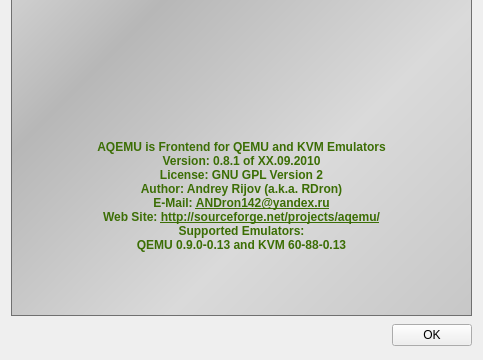
First picture: the form in About_Window.ui, repository qunying/aqemu-old, before the edit; both pictures show x 0 to 483 and y 185 to 545 of the 483 by 545 pixel window.
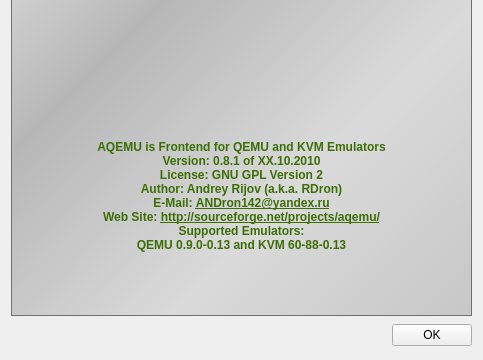
Second picture: the form after the edit. Icons and pictures are not drawn.

```diff
--- a/About_Window.ui
+++ b/About_Window.ui
@@ -141,7 +141,7 @@
 &lt;body&gt;
 &lt;b&gt;
 &lt;p&gt;AQEMU is Frontend for QEMU and KVM Emulators&lt;/p&gt;
-&lt;p&gt;Version: 0.8.1 of ХХ.09.2010&lt;/p&gt;
+&lt;p&gt;Version: 0.8.1 of ХХ.10.2010&lt;/p&gt;
 &lt;p&gt;License: GNU GPL Version 2&lt;/p&gt;
 &lt;p&gt;Author: Andrey Rijov (a.k.a. RDron)&lt;/p&gt;
 &lt;p&gt;E-Mail: &lt;a href=&quot;mailto:ANDron142@yandex.ru&quot;&gt;ANDron142@yandex.ru&lt;/a&gt;&lt;/p&gt;
```
Left out of the diff: 2 changed lines with no effect on the pictures.
